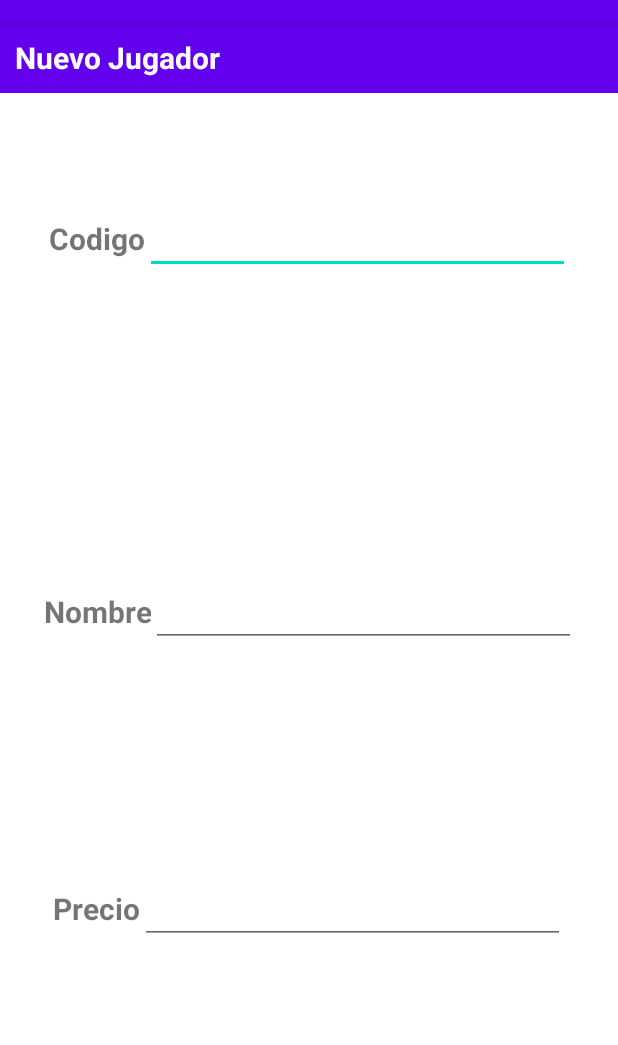
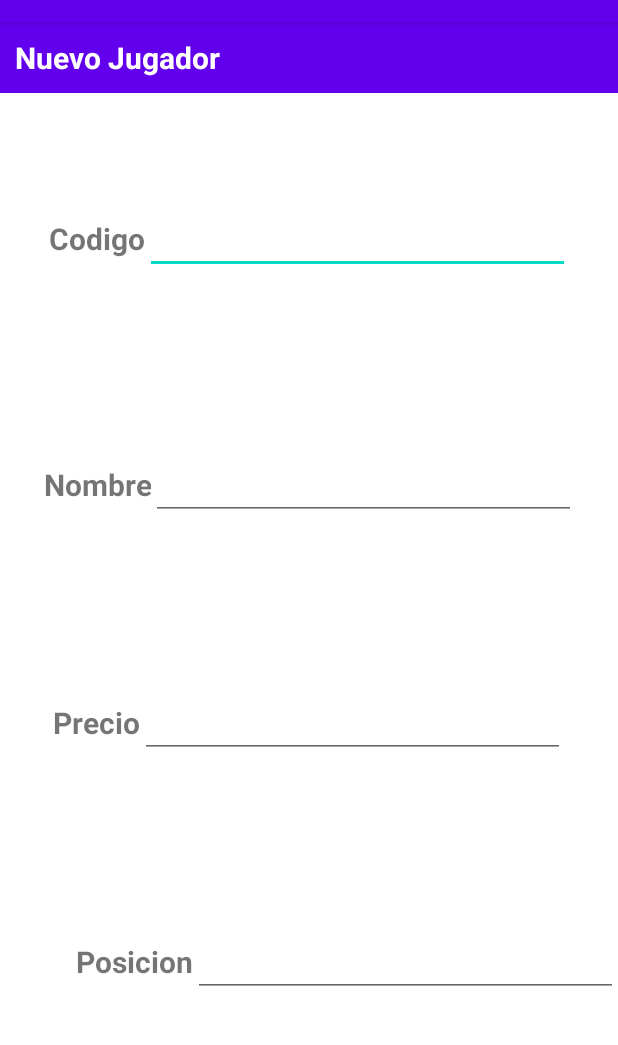
Before and after one commit to rcanelav/Ej1RCV, an Android app: the AddPlayerActivity screen opened directly, with no data from a screen before it, on a phone screen of 412 x 824 dp, the part 62-1107 px from its top. Run offline under Robolectric (Android 15) with nearby library versions, the phone set to English and light mode, and no system bars.

Commit message:
UPDATE: set code, name and price layout constraints

```diff
--- a/app/src/main/res/layout/activity_add_player.xml
+++ b/app/src/main/res/layout/activity_add_player.xml
@@ -7,12 +7,12 @@
     tools:context=".AddPlayerActivity">
 
     <LinearLayout
+        android:id="@+id/headerLayout"
         android:layout_width="match_parent"
         android:layout_height="wrap_content"
+        android:background="@color/purple_500"
         android:orientation="horizontal"
-        app:layout_constraintTop_toTopOf="parent"
-        android:background="@color/purple_500"
-        android:id="@+id/headerLayout">
+        app:layout_constraintTop_toTopOf="parent">
         >
 
         <TextView
@@ -20,24 +20,25 @@
             android:layout_width="wrap_content"
             android:layout_height="wrap_content"
             android:layout_margin="10dp"
+            android:layout_marginLeft="30dp"
             android:gravity="center"
             android:text="Nuevo Jugador"
             android:textColor="@color/white"
             android:textSize="20sp"
             android:textStyle="bold"
-            android:layout_marginLeft="30dp"
             app:layout_constraintEnd_toEndOf="parent"
             app:layout_constraintHorizontal_bias="0.133"
             app:layout_constraintStart_toStartOf="parent"
             app:layout_constraintTop_toBottomOf="@+id/headerLayout" />
+
     </LinearLayout>
 
     <LinearLayout
         android:id="@+id/codeLayout"
         android:layout_width="wrap_content"
         android:layout_height="50dp"
+        android:orientation="horizontal"
         android:layout_marginTop="75dp"
-        android:orientation="horizontal"
         app:layout_constraintEnd_toEndOf="parent"
         app:layout_constraintStart_toStartOf="parent"
         app:layout_constraintTop_toBottomOf="@+id/headerLayout">
@@ -61,18 +62,17 @@
             android:layout_height="wrap_content"
             android:ems="11"
             android:inputType="textPersonName"
-            app:layout_constraintEnd_toEndOf="parent"
             app:layout_constraintHorizontal_bias="0.25"
-            app:layout_constraintStart_toEndOf="@+id/txtPlayerCode"
-            app:layout_constraintTop_toBottomOf="@+id/headerLayout" />
+            app:layout_constraintStart_toEndOf="parent"
+            app:layout_constraintTop_toBottomOf="parent" />
     </LinearLayout>
 
     <LinearLayout
         android:id="@+id/nameLayout"
         android:layout_width="wrap_content"
-        android:layout_height="50dp"
+        android:layout_height="wrap_content"
         android:orientation="horizontal"
-        app:layout_constraintBottom_toBottomOf="@id/priceLayout"
+        app:layout_constraintBottom_toTopOf="@id/priceLayout"
         app:layout_constraintEnd_toEndOf="parent"
         app:layout_constraintStart_toStartOf="parent"
         app:layout_constraintTop_toBottomOf="@+id/codeLayout">
@@ -88,7 +88,7 @@
             app:layout_constraintEnd_toEndOf="parent"
             app:layout_constraintHorizontal_bias="0.12"
             app:layout_constraintStart_toStartOf="parent"
-            app:layout_constraintTop_toBottomOf="@+id/headerLayout" />
+            app:layout_constraintTop_toBottomOf="parent" />
 
         <EditText
             android:id="@+id/etPlayerName"
@@ -98,19 +98,20 @@
             android:inputType="textPersonName"
             app:layout_constraintEnd_toEndOf="parent"
             app:layout_constraintHorizontal_bias="0.25"
-            app:layout_constraintStart_toEndOf="@+id/txtPlayerCode"
-            app:layout_constraintTop_toBottomOf="@+id/nameLayout" />
+            app:layout_constraintStart_toEndOf="parent"
+            app:layout_constraintTop_toBottomOf="parent" />
     </LinearLayout>
 
     <LinearLayout
         android:id="@+id/priceLayout"
         android:layout_width="wrap_content"
-        android:layout_height="50dp"
+        android:layout_height="wrap_content"
         android:orientation="horizontal"
-        app:layout_constraintBottom_toBottomOf="parent"
+        app:layout_constraintTop_toBottomOf="@+id/nameLayout"
+        app:layout_constraintBottom_toTopOf="@id/positionLayout"
         app:layout_constraintEnd_toEndOf="parent"
         app:layout_constraintStart_toStartOf="parent"
-        app:layout_constraintTop_toBottomOf="@+id/nameLayout">
+        >
 
         <TextView
             android:id="@+id/txtPrice"
@@ -133,6 +134,42 @@
             android:inputType="textPersonName"
             app:layout_constraintEnd_toEndOf="parent"
             app:layout_constraintHorizontal_bias="0.25"
+            app:layout_constraintStart_toEndOf="parent"
+            app:layout_constraintTop_toBottomOf="parent" />
+    </LinearLayout>
+
+    <LinearLayout
+        android:id="@+id/positionLayout"
+        android:layout_width="wrap_content"
+        android:layout_height="50dp"
+        android:orientation="horizontal"
+        app:layout_constraintBottom_toBottomOf="parent"
+        app:layout_constraintEnd_toEndOf="parent"
+        app:layout_constraintHorizontal_bias="1.0"
+        app:layout_constraintStart_toStartOf="parent"
+        app:layout_constraintTop_toBottomOf="@+id/priceLayout">
+
+        <TextView
+            android:id="@+id/txtPosicion"
+            android:layout_width="wrap_content"
+            android:layout_height="wrap_content"
+            android:gravity="center"
+            android:text="Posicion"
+            android:textSize="20sp"
+            android:textStyle="bold"
+            app:layout_constraintEnd_toEndOf="parent"
+            app:layout_constraintHorizontal_bias="0.12"
+            app:layout_constraintStart_toStartOf="parent"
+            app:layout_constraintTop_toBottomOf="@+id/positionLayout" />
+
+        <EditText
+            android:id="@+id/etPosition"
+            android:layout_width="283dp"
+            android:layout_height="wrap_content"
+            android:ems="11"
+            android:inputType="textPersonName"
+            app:layout_constraintEnd_toEndOf="parent"
+            app:layout_constraintHorizontal_bias="0.25"
             app:layout_constraintStart_toEndOf="@+id/txtPlayerCode"
             app:layout_constraintTop_toBottomOf="@+id/nameLayout" />
     </LinearLayout>
```
